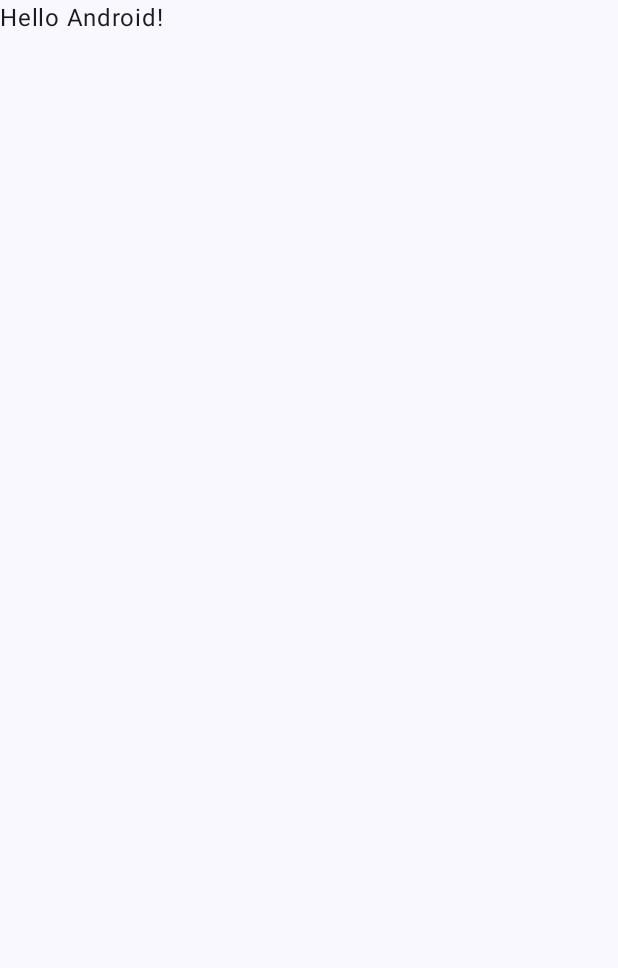
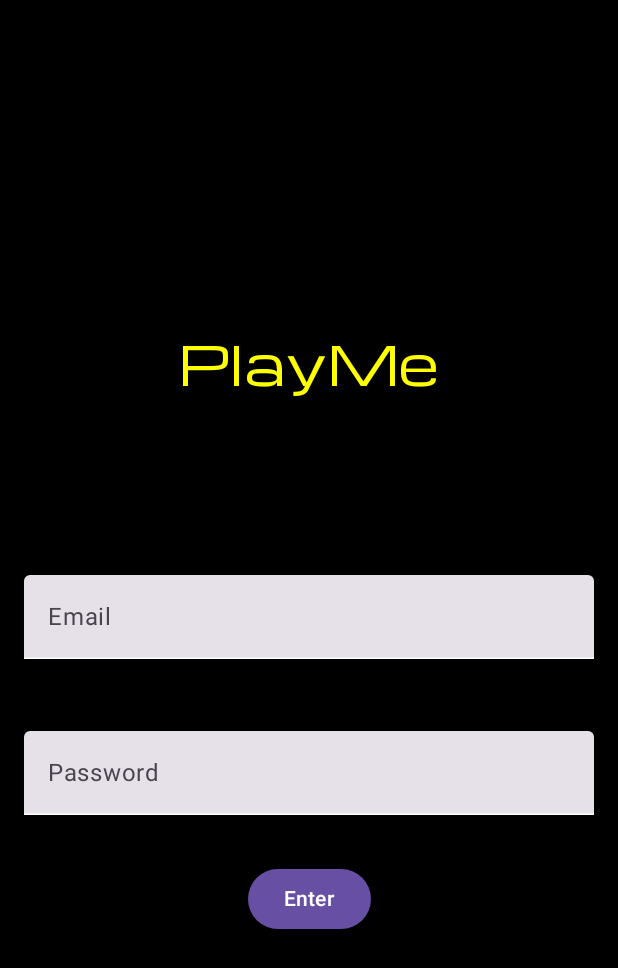
Before and after one commit to romalitv/PlayMe, an Android app built with Jetpack Compose: the screen it shows after launch (MainActivity), on a phone screen of 412 x 824 dp. Before the commit the part shown is almost empty. Shown: the top 968 px of the screen. Run offline under Robolectric (Android 15) with nearby library versions, the phone set to English and light mode, and no system bars; our stand-ins replace Firebase (no records; nobody signed in at launch, a user with empty details on screens opened directly).

Commit message:
Changed structure of project firebase

```diff
--- a/app/build.gradle
+++ b/app/build.gradle
@@ -61,6 +61,11 @@ dependencies {
     implementation 'androidx.compose.ui:ui-tooling-preview'
     implementation 'androidx.compose.material3:material3'
     implementation 'com.google.firebase:firebase-auth-ktx:22.0.0'
+    implementation 'androidx.navigation:navigation-runtime-ktx:2.5.2'
+    implementation "androidx.navigation:navigation-compose:2.4.0-alpha09"
+    implementation "com.google.dagger:hilt-android:2.38.1"
+    implementation "androidx.hilt:hilt-navigation-compose:1.0.0-alpha03"
+    implementation 'androidx.appcompat:appcompat:1.4.1'
     testImplementation 'junit:junit:4.13.2'
     androidTestImplementation 'androidx.test.ext:junit:1.1.5'
     androidTestImplementation 'androidx.test.espresso:espresso-core:3.5.1'
--- /dev/null
+++ b/app/src/main/java/com/example/playme/FBAuth.kt
@@ -0,0 +1,122 @@
+package com.example.playme
+
+import android.content.Context
+import android.os.Build
+import android.widget.Toast
+import androidx.annotation.RequiresApi
+import androidx.compose.foundation.background
+import androidx.compose.foundation.layout.*
+import androidx.compose.material.*
+import androidx.compose.material3.Button
+import androidx.compose.material3.ExperimentalMaterial3Api
+import androidx.compose.material3.MaterialTheme
+import androidx.compose.material3.Text
+import androidx.compose.material3.TextField
+import androidx.compose.material3.TextFieldDefaults
+import androidx.compose.runtime.*
+import androidx.compose.ui.Alignment
+import androidx.compose.ui.Modifier
+import androidx.compose.ui.graphics.Color
+import androidx.compose.ui.platform.LocalContext
+import androidx.compose.ui.text.font.Font
+import androidx.compose.ui.text.font.FontFamily
+import androidx.compose.ui.text.input.PasswordVisualTransformation
+import androidx.compose.ui.unit.dp
+import androidx.compose.ui.unit.sp
+import com.google.firebase.auth.FirebaseAuth
+
+@RequiresApi(Build.VERSION_CODES.Q)
+val customFontFamily = FontFamily(Font(R.font.michroma))
+
+@RequiresApi(Build.VERSION_CODES.Q)
+@OptIn(ExperimentalMaterial3Api::class)
+@Composable
+fun LoginPage() {
+    val context = LocalContext.current
+    val auth = FirebaseAuth.getInstance()
+
+    var email by remember { mutableStateOf("") }
+    var password by remember { mutableStateOf("") }
+
+
+    Box(
+        modifier = Modifier
+            .fillMaxSize()
+            .background(Color.Black),
+        contentAlignment = Alignment.Center
+    ) {
+        Column(
+            verticalArrangement = Arrangement.Center,
+            horizontalAlignment = Alignment.CenterHorizontally
+        ) {
+            Text(text = "PlayMe",
+                modifier = Modifier.padding(16.dp,16.dp,16.dp,100.dp),
+                fontSize = 35.sp,
+                fontFamily = customFontFamily,
+                color = Color.Yellow
+                )
+            TextField(
+                value = email,
+                onValueChange = { email = it },
+                label = { Text("Email") },
+                modifier = Modifier
+                    .fillMaxWidth()
+                    .padding(16.dp),
+                colors = TextFieldDefaults.textFieldColors(
+                    textColor = Color.White,
+                    focusedIndicatorColor = Color.White,
+                    unfocusedIndicatorColor = Color.White
+                ),
+                textStyle = MaterialTheme.typography.bodySmall.copy(
+                    fontFamily = customFontFamily,
+                    fontSize = 16.sp,
+                    color = Color.White
+                )
+            )
+
+            Spacer(modifier = Modifier.height(16.dp))
+
+            TextField(
+                value = password,
+                onValueChange = { password = it },
+                label = { Text("Password") },
+                modifier = Modifier
+                    .fillMaxWidth()
+                    .padding(16.dp),
+                visualTransformation = PasswordVisualTransformation(),
+                colors = TextFieldDefaults.textFieldColors(
+                    textColor = Color.White,
+                    focusedIndicatorColor = Color.White,
+                    unfocusedIndicatorColor = Color.White
+                ),
+                textStyle = MaterialTheme.typography.bodySmall.copy(
+                    fontFamily = customFontFamily,
+                    fontSize = 16.sp,
+                    color = Color.White
+                )
+            )
+
+            Spacer(modifier = Modifier.height(16.dp))
+
+            Button(
+                onClick = { signInWithEmail(context, auth, email, password) },
+                modifier = Modifier.align(Alignment.CenterHorizontally)
+            ) {
+                Text("Enter")
+            }
+        }
+    }
+}
+
+private fun signInWithEmail(context: Context, auth: FirebaseAuth, email: String, password: String) {
+    auth.signInWithEmailAndPassword(email, password)
+        .addOnCompleteListener { task ->
+            if (task.isSuccessful) {
+                val user = auth.currentUser
+                Toast.makeText(context, "Успішний вхід: ${user?.email}", Toast.LENGTH_SHORT).show()
+            } else {
+                val message = task.exception?.message ?: "Помилка входу"
+                Toast.makeText(context, message, Toast.LENGTH_SHORT).show()
+            }
+        }
+}
--- a/app/src/main/java/com/example/playme/MainActivity.kt
+++ b/app/src/main/java/com/example/playme/MainActivity.kt
@@ -3,44 +3,24 @@ package com.example.playme
 import android.os.Bundle
 import androidx.activity.ComponentActivity
 import androidx.activity.compose.setContent
-import androidx.compose.foundation.layout.fillMaxSize
+import androidx.appcompat.app.AppCompatActivity
 import androidx.compose.material3.MaterialTheme
-import androidx.compose.material3.Surface
-import androidx.compose.material3.Text
 import androidx.compose.runtime.Composable
-import androidx.compose.ui.Modifier
-import androidx.compose.ui.tooling.preview.Preview
-import com.example.playme.ui.theme.PlayMeTheme
 
 class MainActivity : ComponentActivity() {
     override fun onCreate(savedInstanceState: Bundle?) {
         super.onCreate(savedInstanceState)
         setContent {
-            PlayMeTheme {
-                // A surface container using the 'background' color from the theme
-                Surface(
-                    modifier = Modifier.fillMaxSize(),
-                    color = MaterialTheme.colorScheme.background
-                ) {
-                    Greeting("Android")
-                }
+            MyApp {
+                LoginPage()
             }
         }
     }
 }
 
 @Composable
-fun Greeting(name: String, modifier: Modifier = Modifier) {
-    Text(
-        text = "Hello $name!",
-        modifier = modifier
-    )
-}
-
-@Preview(showBackground = true)
-@Composable
-fun GreetingPreview() {
-    PlayMeTheme {
-        Greeting("Android")
+fun MyApp(content: @Composable () -> Unit) {
+    MaterialTheme {
+        content()
     }
 }
```
Also changed, not shown: app/src/main/java/com/example/playme/AppMod.kt (deleted, +0 -26 lines), app/src/main/java/com/example/playme/Resource.kt (deleted, +0 -7 lines), app/src/main/java/com/example/playme/firebase/AuthRep.kt (deleted, +0 -10 lines), app/src/main/java/com/example/playme/firebase/AuthRepClass.kt (deleted, +0 -35 lines), app/src/main/java/com/example/playme/ui/theme/Font.kt (added, +17 -0 lines), app/src/main/res/font/michroma.ttf (added), app/src/main/res/font/poppinsbold.ttf (added), app/src/main/res/font/poppinsmedium.ttf (added), app/src/main/res/font/poppinsregular.ttf (added), app/src/main/res/font/poppinssemibold.ttf (added), 5 other files.
